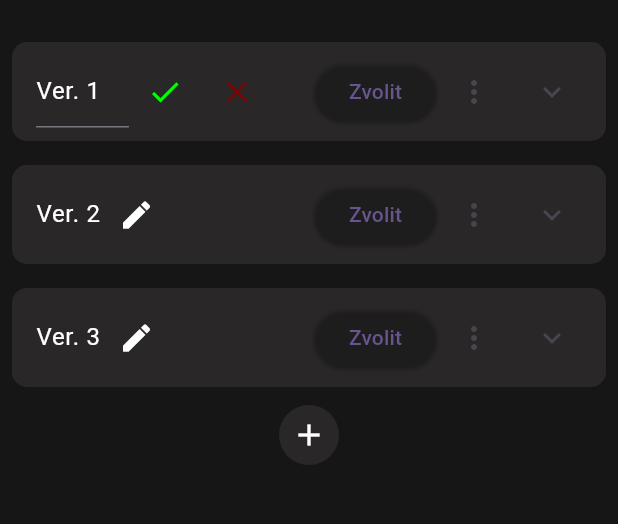
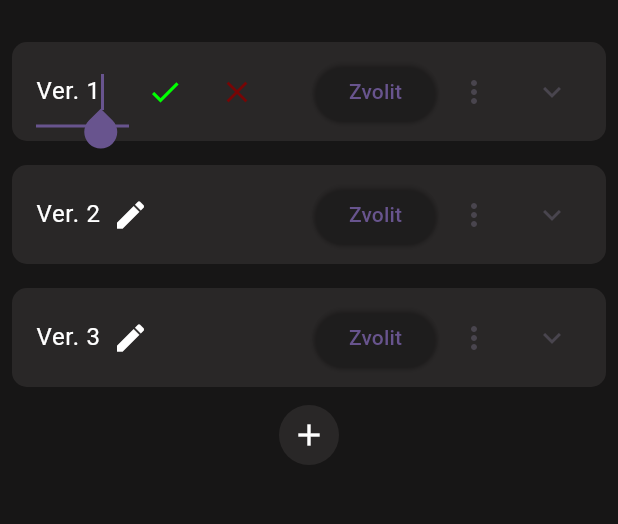
Before and after one commit to FIT-schedule-maker-plus/FIT-schedule-maker-plus, a Flutter app: the screen it shows after launch, tab 3 chosen, after a tap on the "edit" icon, on a phone screen of 412 x 824 dp, the part 84-608 px from its top. Run offline on Flutter 3.47's test engine with Material 3 defaults, Android fonts, the phone set to English and light mode, and no system bars; missing offline and left inert: chaleno.

Commit message:
Change hover and default selectionf of name editing

```diff
--- a/src/lib/main.dart
+++ b/src/lib/main.dart
@@ -6,6 +6,7 @@ import 'viewmodels/app.dart';
 import 'viewmodels/timetable.dart';
 
 void main() {
+  WidgetsFlutterBinding.ensureInitialized();
   runApp(const MyApp());
 }
 
--- a/src/lib/viewmodels/timetable.dart
+++ b/src/lib/viewmodels/timetable.dart
@@ -1,4 +1,3 @@
-import 'package:fit_schedule_maker_plus/views/side_bar.dart';
 import 'package:flutter/material.dart';
 
 import '../models/program_course_group.dart';
--- a/src/lib/views/timetable_variants.dart
+++ b/src/lib/views/timetable_variants.dart
@@ -93,6 +93,7 @@ class VariantWidget extends StatelessWidget {
   }
 
   Widget buildVariantName() {
+    bool isHovered = false;
     return Consumer<TimetableViewModel>(
       builder: (ctx, vm, _) => Row(
         children: [
@@ -101,9 +102,8 @@ class VariantWidget extends StatelessWidget {
               child: TextField(
                   controller: TextEditingController()
                     ..text = vm.timetables[index].name,
-                  onChanged: (newText) {
-                    vm.updateEditingName(index, newText);
-                  },
+                  onChanged: (newText) => vm.updateEditingName(index, newText),
+                  focusNode: FocusNode()..requestFocus(),
                   style: const TextStyle(color: Color(0xffffffff))),
             ),
           if (!vm.isEditingName(index: index))
@@ -133,12 +133,18 @@ class VariantWidget extends StatelessWidget {
               ],
             ),
           if (!vm.isEditingName(index: index))
-            IconButton(
-              onPressed: () {
-                vm.setEditingName(index: index, value: true);
-              },
-              icon: const Icon(Icons.edit),
-              color: foreground2,
+            Padding(
+              padding: const EdgeInsets.all(8.0),
+              child: StatefulBuilder(builder: (_, setState) {
+                return InkWell(
+                  onHover: (val) => setState(() => isHovered = val),
+                  onTap: () => vm.setEditingName(index: index, value: true),
+                  child: Icon(
+                    Icons.edit,
+                    color: isHovered ? Colors.blue : foreground2,
+                  ),
+                );
+              }),
             ),
         ],
       ),
```
